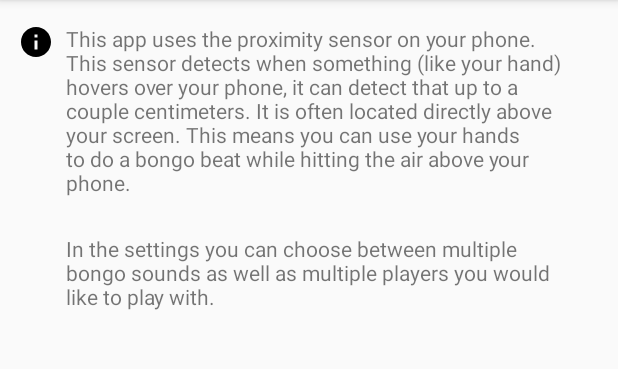
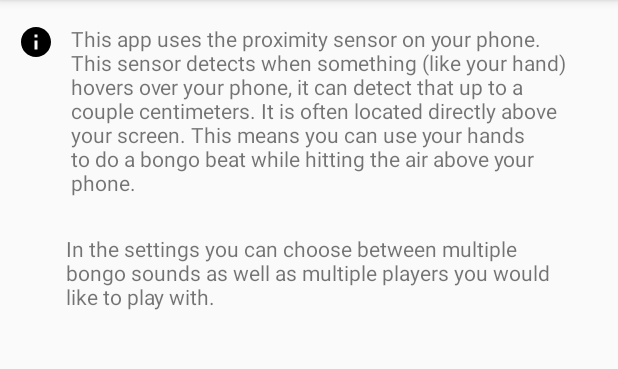
Before and after one commit to arbenitkamberi/BongoTime, an Android app: the HowToPlayActivity screen opened directly, with no data from a screen before it, on a phone screen of 412 x 824 dp, the part 84-453 px from its top. Run offline under Robolectric (Android 15) with nearby library versions, the phone set to English and light mode, and no system bars.

```diff
--- a/app/src/main/res/layout/activity_how_to_play.xml
+++ b/app/src/main/res/layout/activity_how_to_play.xml
@@ -7,7 +7,7 @@
     tools:context=".HowToPlayActivity">
 
     <TextView
-        android:id="@+id/textView4"
+        android:id="@+id/howToPlayTextBottom"
         android:layout_width="331dp"
         android:layout_height="138dp"
         android:layout_marginStart="44dp"
@@ -17,22 +17,22 @@
         app:layout_constraintTop_toTopOf="parent" />
 
     <TextView
-        android:id="@+id/textView3"
+        android:id="@+id/howToPlayTextTop"
         android:layout_width="331dp"
         android:layout_height="141dp"
-        android:layout_marginStart="44dp"
+        android:layout_marginStart="47dp"
         android:layout_marginTop="16dp"
-        android:text="@string/howToPlayText"
+        android:text="@string/howToPlayTextTop"
         app:layout_constraintStart_toStartOf="parent"
         app:layout_constraintTop_toTopOf="parent" />
 
     <ImageView
-        android:id="@+id/imageView"
+        android:id="@+id/infoIcon"
         android:layout_width="wrap_content"
         android:layout_height="wrap_content"
         android:layout_marginStart="12dp"
         android:layout_marginTop="16dp"
-        android:contentDescription="@string/infoSignDescription"
+        android:contentDescription="@string/infoSignDesc"
         app:layout_constraintStart_toStartOf="parent"
         app:layout_constraintTop_toTopOf="parent"
         app:srcCompat="@drawable/ic_info_black_24dp" />
--- a/app/src/main/res/layout/activity_main.xml
+++ b/app/src/main/res/layout/activity_main.xml
@@ -46,12 +46,12 @@
         app:layout_constraintTop_toTopOf="parent" />
 
     <ImageView
-        android:id="@+id/imageView"
+        android:id="@+id/logoMain"
         android:layout_width="322dp"
         android:layout_height="243dp"
         android:layout_marginTop="32dp"
         android:layout_marginEnd="8dp"
-        android:contentDescription="@string/LogoContentDes"
+        android:contentDescription="@string/logoContentDesc"
         app:layout_constraintEnd_toEndOf="parent"
         app:layout_constraintStart_toStartOf="parent"
         app:layout_constraintTop_toTopOf="parent"
--- a/app/src/main/res/values/strings.xml
+++ b/app/src/main/res/values/strings.xml
@@ -3,14 +3,14 @@
     <string name="app_name">BongoTime</string>
 
     <!-- DESCRIPTIONS -->
-    <string name="LogoContentDes">BongoTime Logo</string>
+    <string name="logoContentDesc">BongoTime Logo</string>
     <string name="bongoPlayDesc">Bongo for Playing</string>
-    <string name="infoSignDescription">Info Sign</string>
+    <string name="infoSignDesc">Info Sign</string>
     <string name="buttonDKDesc">Choose Donkey Kong</string>
     <string name="buttonBongoDesc">Choose Bongo</string>
 
     <!-- IN-APP TEXT -->
-    <string name="howToPlayText">This app uses the proximity sensor on your phone. This sensor detects when something (like your hand) hovers over your phone, it can detect that up to a couple centimeters. It is often located directly above your screen. This means you can use your hands to do a bongo beat while hitting the air above your phone.</string>
+    <string name="howToPlayTextTop">This app uses the proximity sensor on your phone. This sensor detects when something (like your hand) hovers over your phone, it can detect that up to a couple centimeters. It is often located directly above your screen. This means you can use your hands to do a bongo beat while hitting the air above your phone.</string>
     <string name="howToPlayTextBottom">In the settings you can choose between multiple bongo sounds as well as multiple players you would like to play with.</string>
     <string name="settingsBongoText">Sounds:</string>
     <string name="settingsPlayerText">Player:</string>
```
Also changed, not shown: app/src/main/java/com/ubs/bongotime/PlayActivity.java (+53 -6 lines).
